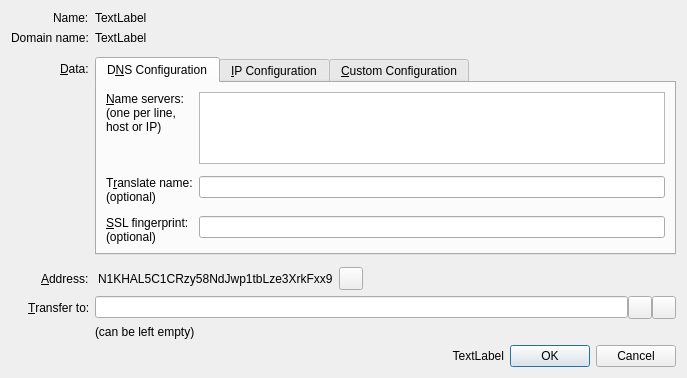
namecoin/namecoin-legacy, file src/qt/forms/configurenamedialog.ui: the form before one commit.
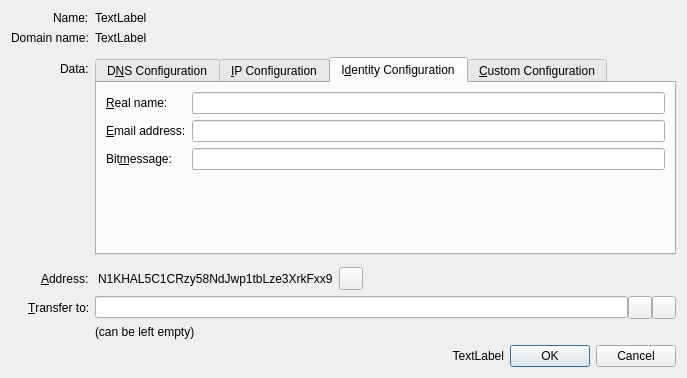
The form after the commit. The open tabs and pages were chosen to show the change. Icons and pictures are not drawn. Custom widgets are drawn as their Qt base class.

Commit message: Add UI for configuring name as identity.

Diff of the .ui file:
```diff
--- a/src/qt/forms/configurenamedialog.ui
+++ b/src/qt/forms/configurenamedialog.ui
@@ -72,7 +72,7 @@
      <item row="4" column="0">
       <widget class="QLabel" name="label">
        <property name="text">
-        <string>&amp;Data:</string>
+        <string>Data:</string>
        </property>
        <property name="alignment">
         <set>Qt::AlignLeading|Qt::AlignLeft|Qt::AlignVCenter</set>
@@ -272,6 +272,64 @@
          </item>
         </layout>
        </widget>
+       <widget class="QWidget" name="tab_id">
+        <attribute name="title">
+         <string>I&amp;dentity Configuration</string>
+        </attribute>
+        <layout class="QFormLayout" name="formLayout_4">
+         <item row="0" column="0">
+          <widget class="QLabel" name="label_11">
+           <property name="text">
+            <string>&amp;Real name:</string>
+           </property>
+           <property name="buddy">
+            <cstring>nsTranslateEdit</cstring>
+           </property>
+          </widget>
+         </item>
+         <item row="0" column="1">
+          <widget class="QLineEdit" name="nameEdit">
+           <property name="toolTip">
+            <string>Real name or pseudonym</string>
+           </property>
+          </widget>
+         </item>
+         <item row="1" column="0">
+          <widget class="QLabel" name="label_12">
+           <property name="text">
+            <string>&amp;Email address:</string>
+           </property>
+           <property name="buddy">
+            <cstring>nsTranslateEdit</cstring>
+           </property>
+          </widget>
+         </item>
+         <item row="1" column="1">
+          <widget class="QLineEdit" name="emailEdit">
+           <property name="toolTip">
+            <string>Email address</string>
+           </property>
+          </widget>
+         </item>
+         <item row="2" column="0">
+          <widget class="QLabel" name="label_13">
+           <property name="text">
+            <string>Bit&amp;message:</string>
+           </property>
+           <property name="buddy">
+            <cstring>nsTranslateEdit</cstring>
+           </property>
+          </widget>
+         </item>
+         <item row="2" column="1">
+          <widget class="QLineEdit" name="bitmessageEdit">
+           <property name="toolTip">
+            <string>Bitmessage address</string>
+           </property>
+          </widget>
+         </item>
+        </layout>
+       </widget>
        <widget class="QWidget" name="tab_json">
         <attribute name="title">
          <string>&amp;Custom Configuration</string>
```
